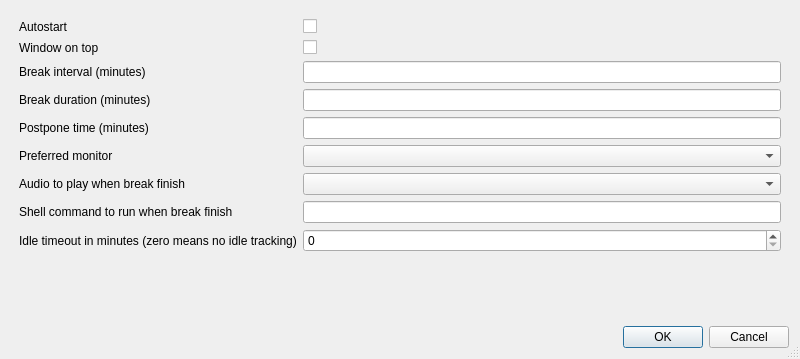
First picture: the form in app/settingsdialog.ui, repository qbreak-app/qbreak, before the edit.
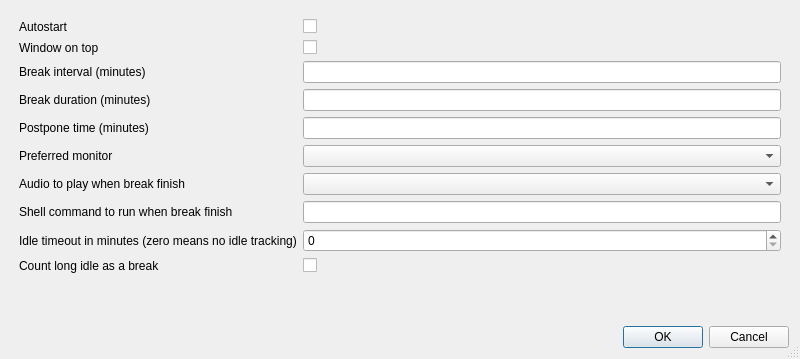
Second picture: the form after the edit.

Commit message: - add 'count idle as break' option

What changed in the file:
```diff
--- a/app/settingsdialog.ui
+++ b/app/settingsdialog.ui
@@ -152,6 +152,20 @@
        </property>
       </widget>
      </item>
+     <item row="11" column="0">
+      <widget class="QLabel" name="label_10">
+       <property name="text">
+        <string>Count long idle as a break</string>
+       </property>
+      </widget>
+     </item>
+     <item row="11" column="1">
+      <widget class="QCheckBox" name="mCountIdleAsBreakCheckbox">
+       <property name="text">
+        <string/>
+       </property>
+      </widget>
+     </item>
     </layout>
    </item>
    <item>
```
The commit also changes 4 other files.
